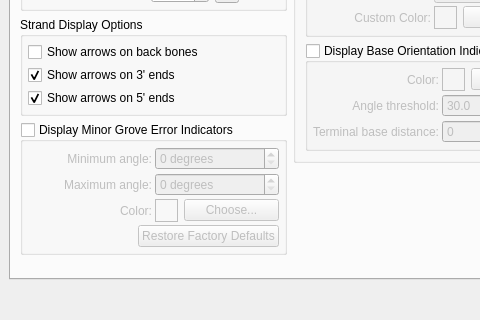
This is cad/src/ne1_ui/UserPrefsDialog.ui in kanzure/nanoengineer as Qt 5 draws it before an edit; both pictures show x 0 to 480 and y 278 to 598 of the 729 by 598 pixel window. The edited form follows.
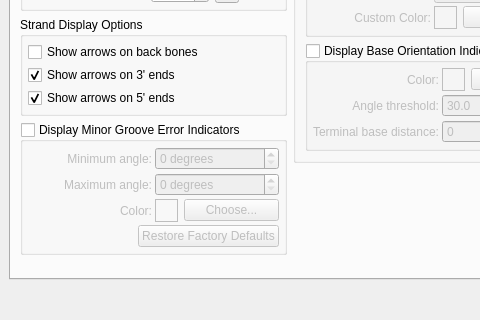
This is the edited form. Icons and pictures are not drawn.

Commit message: Fixed typo on DNA page: "Grove" => "Groove"

What changed in the file:
```diff
--- a/cad/src/ne1_ui/UserPrefsDialog.ui
+++ b/cad/src/ne1_ui/UserPrefsDialog.ui
@@ -2562,7 +2562,7 @@
          <item>
           <widget class="QGroupBox" name="dnaDisplayMinorGrooveErrorGroupBox" >
            <property name="title" >
-            <string>Display Minor Grove Error Indicators</string>
+            <string>Display Minor Groove Error Indicators</string>
            </property>
            <property name="checkable" >
             <bool>true</bool>
```
The commit also changes 1 other file.
